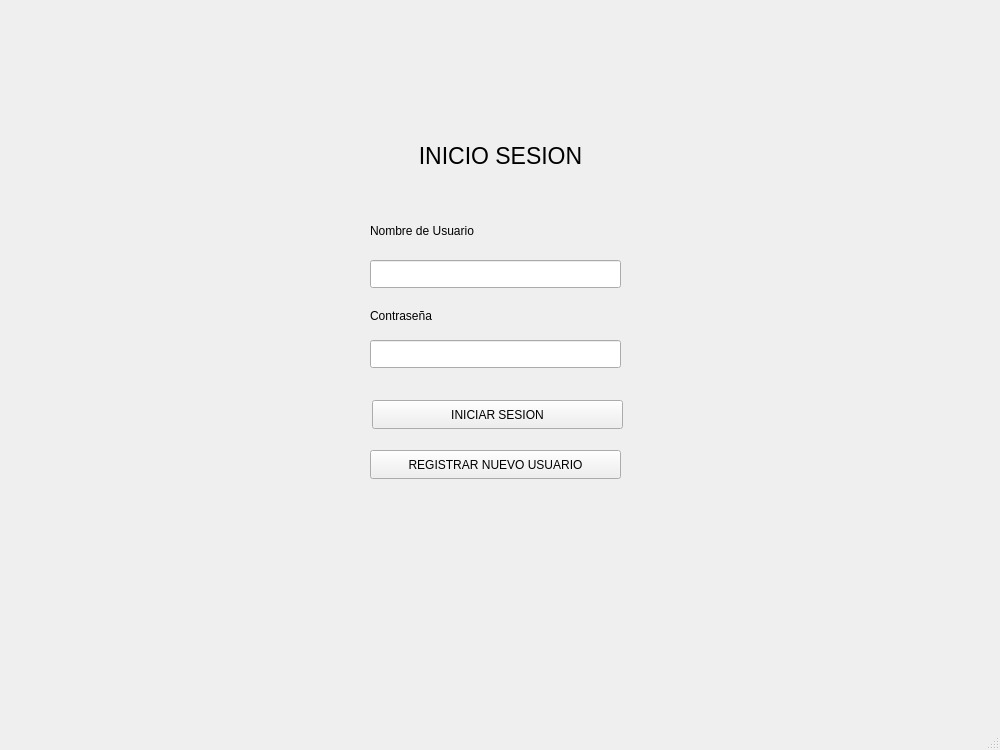
Above: Cliente/mainwindow.ui from ikeiba/Proyecto-program-IV before the change. Below: the same form after it.
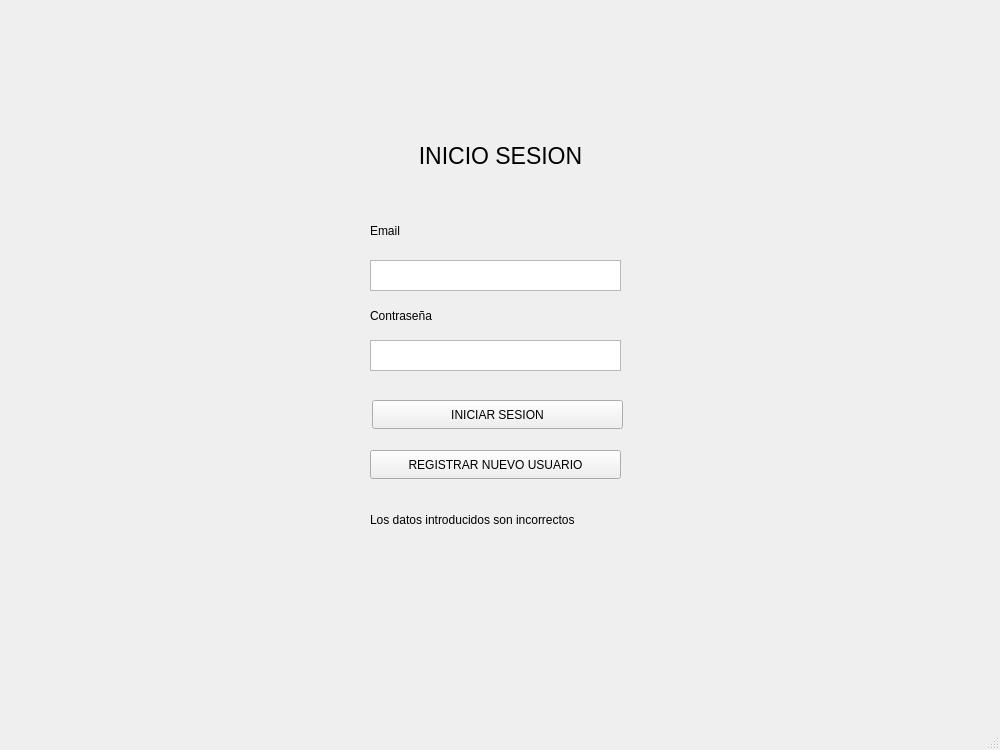
That is the form after the change.

Commit message: Conexion Inicial Inicio Sesion y Registro

```diff
--- a/Cliente/mainwindow.ui
+++ b/Cliente/mainwindow.ui
@@ -37,7 +37,7 @@
        </rect>
       </property>
       <property name="text">
-       <string>Nombre de Usuario</string>
+       <string>Email</string>
       </property>
      </widget>
      <widget class="QLabel" name="labelContrasea">
@@ -53,26 +53,6 @@
        <string>Contraseña</string>
       </property>
      </widget>
-     <widget class="QLineEdit" name="lineEditContrasea">
-      <property name="geometry">
-       <rect>
-        <x>370</x>
-        <y>340</y>
-        <width>251</width>
-        <height>28</height>
-       </rect>
-      </property>
-     </widget>
-     <widget class="QLineEdit" name="lineEditUsuario">
-      <property name="geometry">
-       <rect>
-        <x>370</x>
-        <y>260</y>
-        <width>251</width>
-        <height>28</height>
-       </rect>
-      </property>
-     </widget>
      <widget class="QPushButton" name="iniciarSesionBtn">
       <property name="geometry">
        <rect>
@@ -127,6 +107,51 @@
        <bool>false</bool>
       </property>
      </widget>
+     <widget class="QTextEdit" name="textEdit_UsuarioInicioSes">
+      <property name="geometry">
+       <rect>
+        <x>370</x>
+        <y>260</y>
+        <width>251</width>
+        <height>31</height>
+       </rect>
+      </property>
+      <property name="inputMethodHints">
+       <set>Qt::InputMethodHint::ImhEmailCharactersOnly</set>
+      </property>
+     </widget>
+     <widget class="QTextEdit" name="textEdit_ContraInicioSes">
+      <property name="geometry">
+       <rect>
+        <x>370</x>
+        <y>340</y>
+        <width>251</width>
+        <height>31</height>
+       </rect>
+      </property>
+      <property name="inputMethodHints">
+       <set>Qt::InputMethodHint::ImhHiddenText|Qt::InputMethodHint::ImhSensitiveData</set>
+      </property>
+     </widget>
+     <widget class="QLabel" name="label_ErrorInicioSes">
+      <property name="enabled">
+       <bool>true</bool>
+      </property>
+      <property name="geometry">
+       <rect>
+        <x>370</x>
+        <y>510</y>
+        <width>261</width>
+        <height>20</height>
+       </rect>
+      </property>
+      <property name="text">
+       <string>Los datos introducidos son incorrectos</string>
+      </property>
+      <property name="textInteractionFlags">
+       <set>Qt::TextInteractionFlag::NoTextInteraction</set>
+      </property>
+     </widget>
     </widget>
     <widget class="QWidget" name="page">
      <widget class="QTextEdit" name="textEdit_2">
```
The commit also changes 3 other files.
